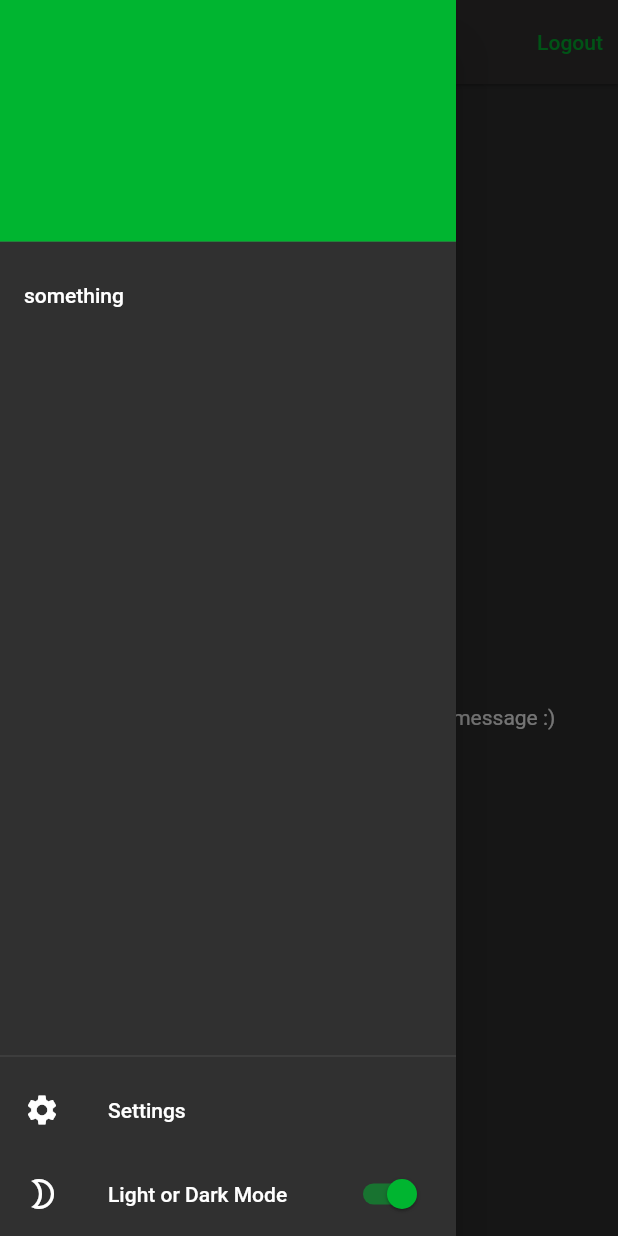
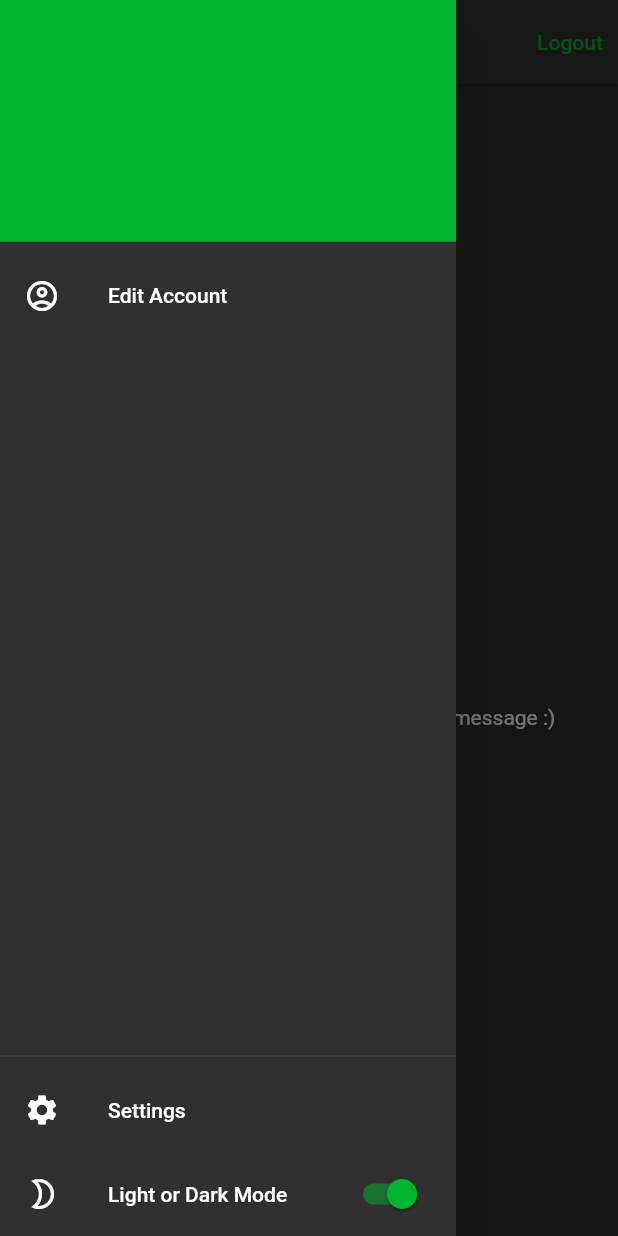
Before and after one commit to georgebjork/SupaChat, a Flutter app: the RoomsPage screen opened directly, with the side drawer open, on a phone screen of 412 x 824 dp. Run offline on Flutter 3.47's test engine with Material 2 defaults, Android fonts, the phone set to English and light mode, and no system bars; our stand-ins replace hexcolor, supabase_flutter, timeago; accounts and stored records are empty; network calls fail.

```diff
--- a/lib/models/providers/theme_provider.dart
+++ b/lib/models/providers/theme_provider.dart
@@ -88,8 +88,10 @@ class ThemeProvider extends ChangeNotifier{
 
   //Dark theme because we love that!
   static final appThemeDark = ThemeData.dark().copyWith(
+    iconTheme: const IconThemeData(color: Colors.white),
     primaryColorDark: HexColor('#00b530'),
     appBarTheme: AppBarTheme(
+      actionsIconTheme: const IconThemeData(color: Colors.white),
       elevation: 1,
       backgroundColor: HexColor('#353333'),
       iconTheme: const IconThemeData(color: Colors.black),
--- a/lib/screens/rooms_page.dart
+++ b/lib/screens/rooms_page.dart
@@ -55,8 +55,9 @@ class _RoomsPageState extends State<RoomsPage> {
   @override
   Widget build(BuildContext context) {
     return Scaffold(
-      drawer: HomeDrawer(),
+      drawer: const HomeDrawer(),
       appBar: AppBar(
+        iconTheme: Theme.of(context).iconTheme,
         title: const Text('Chat Rooms'),
         actions: [
           TextButton(
@@ -291,14 +292,15 @@ class _HomeDrawerState extends State<HomeDrawer> {
   Widget build(BuildContext context) {
     final themeData = Provider.of<ThemeProvider>(context, listen: false);
     return Drawer(
+
       child: Column(
         children: [
           DrawerHeader(decoration: BoxDecoration(color: themeData.green), child: null),
           Expanded(
             child: ListView(
               shrinkWrap: true,
-              children: const [
-                ListTile(title: Text('something'),)
+              children: [
+                ListTile(leading: const Icon(Icons.account_circle_outlined), title: const Text('Edit Account'), onTap: () => context.showSnackBar(message: 'Not yet implmented!'))
               ],
             ),
           ),
@@ -307,9 +309,9 @@ class _HomeDrawerState extends State<HomeDrawer> {
             child: Column(
               children: [
                 const Divider(),
-                const ListTile(leading: Icon(Icons.settings), title: Text('Settings')),
+                ListTile(leading: const Icon(Icons.settings), title: const Text('Settings'), onTap: () => context.showSnackBar(message: 'Not yet implmented!')),
                 SwitchListTile(
-                  title: Text('Light or Dark Mode'),
+                  title: const Text('Light or Dark Mode'),
                   secondary: themeData.isDark ? const Icon(Icons.brightness_2_outlined) : const Icon(Icons.brightness_low_sharp),
                   value: themeData.isDark,
                   activeColor: themeData.green,
```
